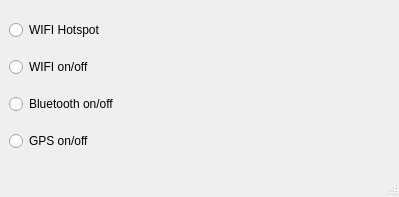
Above: qwikaccess.ui from bollustrado/qwikaccess before the change. Below: the same form after it.
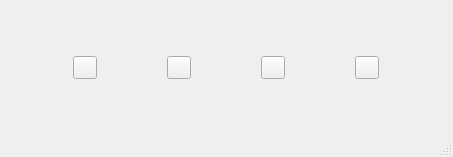
That is the form after the change. Icons and pictures are not drawn.

Commit message: change QCheckBox to qtoolbutton

```diff
--- a/qwikaccess.ui
+++ b/qwikaccess.ui
@@ -6,73 +6,76 @@
    <rect>
     <x>0</x>
     <y>0</y>
-    <width>399</width>
-    <height>197</height>
+    <width>453</width>
+    <height>157</height>
    </rect>
   </property>
   <property name="windowTitle">
    <string>qwikaccess</string>
   </property>
   <widget class="QWidget" name="centralwidget">
-   <layout class="QVBoxLayout" name="verticalLayout">
+   <layout class="QHBoxLayout" name="horizontalLayout">
     <item>
-     <widget class="QRadioButton" name="radioButton_quickhotspot">
-      <property name="text">
-       <string>WIFI Hotspot</string>
+     <widget class="QToolButton" name="toolButton_wifi">
+      <property name="toolTip">
+       <string>&lt;html&gt;&lt;head/&gt;&lt;body&gt;&lt;p&gt;wifi on/off&lt;/p&gt;&lt;/body&gt;&lt;/html&gt;</string>
       </property>
-      <property name="icon">
-       <iconset theme="network-wireless-hotspot"/>
-      </property>
-      <property name="autoExclusive">
-       <bool>false</bool>
-      </property>
-     </widget>
-    </item>
-    <item>
-     <widget class="QRadioButton" name="radioButton_wifi">
       <property name="text">
-       <string>WIFI on/off</string>
+       <string/>
       </property>
       <property name="icon">
        <iconset theme="network-wireless"/>
       </property>
-      <property name="checked">
-       <bool>false</bool>
+      <property name="checkable">
+       <bool>true</bool>
       </property>
-      <property name="autoExclusive">
-       <bool>false</bool>
+     </widget>
+    </item>
+    <item>
+     <widget class="QToolButton" name="toolButton_quickhotspot">
+      <property name="toolTip">
+       <string>&lt;html&gt;&lt;head/&gt;&lt;body&gt;&lt;p&gt;SSID: QuickHotspot&lt;/p&gt;&lt;p&gt;Password: pass123456789&lt;/p&gt;&lt;/body&gt;&lt;/html&gt;</string>
       </property>
+      <property name="text">
+       <string/>
+      </property>
+      <property name="icon">
+       <iconset theme="network-wireless-hotspot"/>
+      </property>
+      <property name="checkable">
+       <bool>true</bool>
+      </property>
      </widget>
     </item>
     <item>
-     <widget class="QRadioButton" name="radioButton_bluetooth">
+     <widget class="QToolButton" name="toolButton_bluetooth">
+      <property name="toolTip">
+       <string>&lt;html&gt;&lt;head/&gt;&lt;body&gt;&lt;p&gt;Bluetooth on/off&lt;/p&gt;&lt;/body&gt;&lt;/html&gt;</string>
+      </property>
       <property name="text">
-       <string>Bluetooth on/off</string>
+       <string/>
       </property>
       <property name="icon">
        <iconset theme="network-bluetooth"/>
       </property>
-      <property name="checked">
-       <bool>false</bool>
-      </property>
-      <property name="autoExclusive">
-       <bool>false</bool>
+      <property name="checkable">
+       <bool>true</bool>
       </property>
      </widget>
     </item>
     <item>
-     <widget class="QRadioButton" name="radioButton_gps">
+     <widget class="QToolButton" name="toolButton_gps">
+      <property name="toolTip">
+       <string>&lt;html&gt;&lt;head/&gt;&lt;body&gt;&lt;p&gt;GPS on/off&lt;/p&gt;&lt;/body&gt;&lt;/html&gt;</string>
+      </property>
       <property name="text">
-       <string>GPS on/off</string>
+       <string/>
       </property>
       <property name="icon">
        <iconset theme="gps"/>
       </property>
-      <property name="checked">
-       <bool>false</bool>
-      </property>
-      <property name="autoExclusive">
-       <bool>false</bool>
+      <property name="checkable">
+       <bool>true</bool>
       </property>
      </widget>
     </item>
```
Left out of the diff: 2 changed lines with no effect on the pictures. The commit also changes 2 other files.
